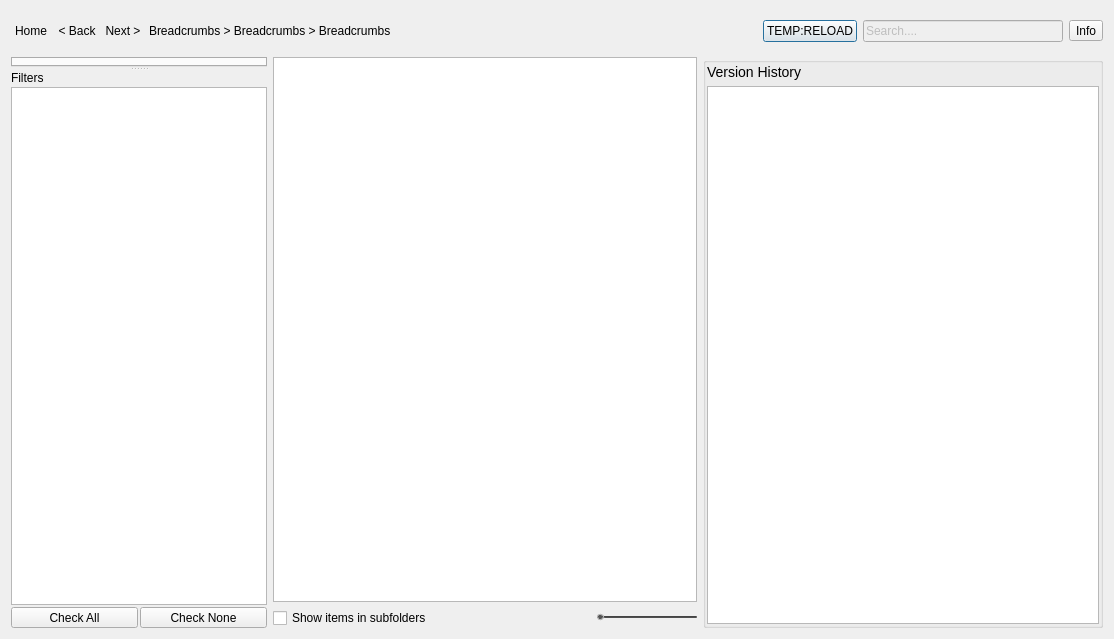
Above: resources/dialog.ui from shotgunsoftware/tk-multi-loader2 before the change. Below: the same form after it.
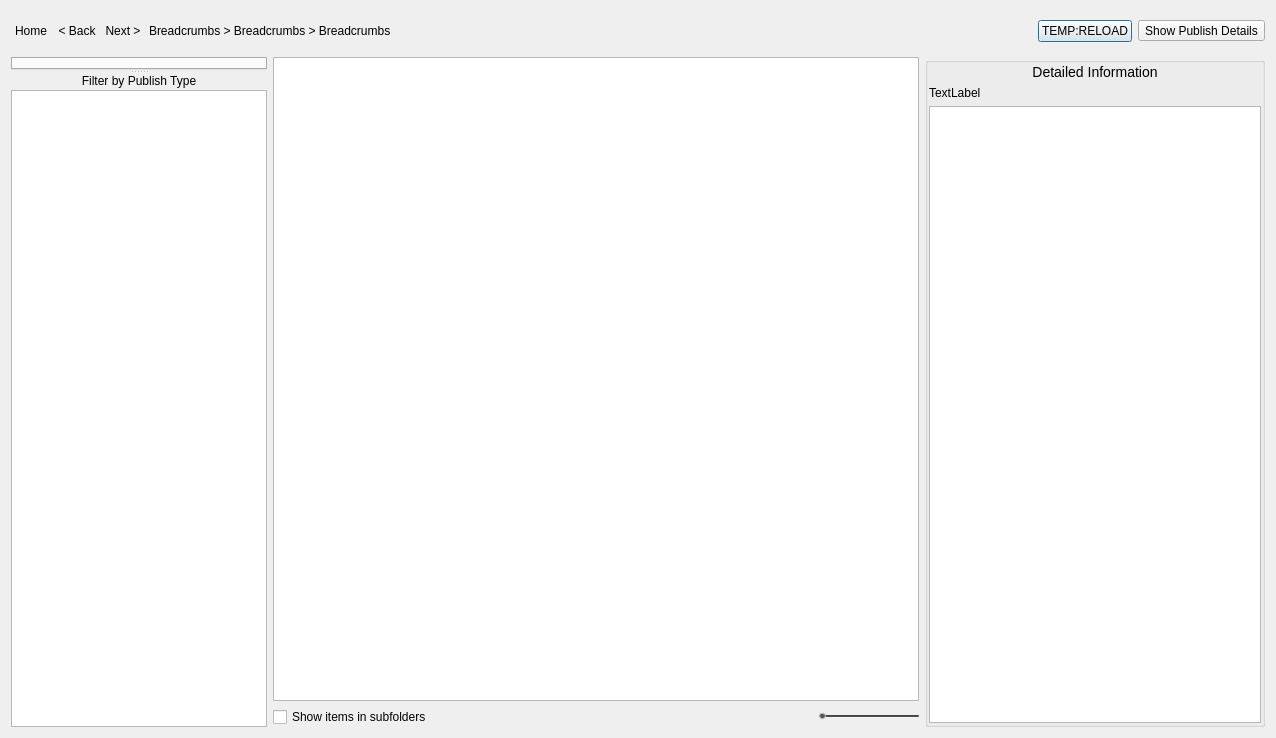
That is the form after the change. Icons and pictures are not drawn.

Patch:
```diff
--- a/resources/dialog.ui
+++ b/resources/dialog.ui
@@ -6,8 +6,8 @@
    <rect>
     <x>0</x>
     <y>0</y>
-    <width>1114</width>
-    <height>639</height>
+    <width>1276</width>
+    <height>738</height>
    </rect>
   </property>
   <property name="windowTitle">
@@ -121,32 +121,10 @@
        </property>
       </widget>
      </item>
-     <item>
-      <widget class="QLineEdit" name="search">
-       <property name="enabled">
-        <bool>false</bool>
-       </property>
-       <property name="sizePolicy">
-        <sizepolicy hsizetype="Fixed" vsizetype="Fixed">
-         <horstretch>200</horstretch>
-         <verstretch>0</verstretch>
-        </sizepolicy>
-       </property>
-       <property name="minimumSize">
-        <size>
-         <width>200</width>
-         <height>0</height>
-        </size>
-       </property>
-       <property name="text">
-        <string>Search....</string>
-       </property>
-      </widget>
-     </item>
      <item>
       <widget class="QToolButton" name="info">
        <property name="text">
-        <string>Info</string>
+        <string>Show Publish Details</string>
        </property>
        <property name="checkable">
         <bool>true</bool>
@@ -303,7 +281,10 @@
        <item>
         <widget class="QLabel" name="label_4">
          <property name="text">
-          <string>Filters</string>
+          <string>Filter by Publish Type</string>
+         </property>
+         <property name="alignment">
+          <set>Qt::AlignCenter</set>
          </property>
         </widget>
        </item>
@@ -332,36 +313,6 @@
          </property>
         </widget>
        </item>
-       <item>
-        <layout class="QHBoxLayout" name="horizontalLayout_3">
-         <item>
-          <widget class="QToolButton" name="toolButton_2">
-           <property name="sizePolicy">
-            <sizepolicy hsizetype="Preferred" vsizetype="Fixed">
-             <horstretch>0</horstretch>
-             <verstretch>0</verstretch>
-            </sizepolicy>
-           </property>
-           <property name="text">
-            <string>Check All</string>
-           </property>
-          </widget>
-         </item>
-         <item>
-          <widget class="QToolButton" name="toolButton">
-           <property name="sizePolicy">
-            <sizepolicy hsizetype="Preferred" vsizetype="Fixed">
-             <horstretch>0</horstretch>
-             <verstretch>0</verstretch>
-            </sizepolicy>
-           </property>
-           <property name="text">
-            <string>Check None</string>
-           </property>
-          </widget>
-         </item>
-        </layout>
-       </item>
       </layout>
      </widget>
     </widget>
@@ -370,13 +321,13 @@
     <widget class="QGroupBox" name="details">
      <property name="minimumSize">
       <size>
-       <width>400</width>
+       <width>340</width>
        <height>0</height>
       </size>
      </property>
      <property name="maximumSize">
       <size>
-       <width>400</width>
+       <width>340</width>
        <height>16777215</height>
       </size>
      </property>
@@ -390,7 +341,17 @@
       <item>
        <widget class="QLabel" name="label_3">
         <property name="text">
-         <string>&lt;big&gt;Version History&lt;/big&gt;</string>
+         <string>&lt;big&gt;Detailed Information&lt;/big&gt;</string>
+        </property>
+        <property name="alignment">
+         <set>Qt::AlignHCenter|Qt::AlignTop</set>
+        </property>
+       </widget>
+      </item>
+      <item>
+       <widget class="QLabel" name="details_header">
+        <property name="text">
+         <string>TextLabel</string>
         </property>
        </widget>
       </item>
```
